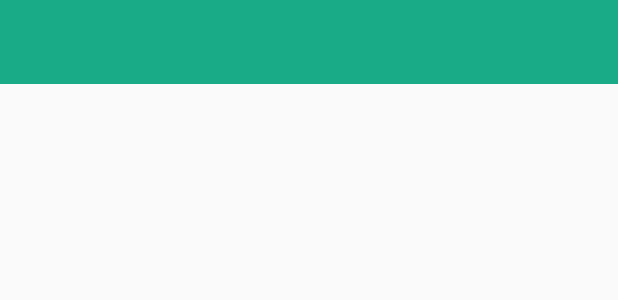
After one commit to Ucheobikingsley/Prototype, an Android app: the layout app_bar_layout.xml on its own in the app's theme, with its tools: preview values and no code run, on a phone screen of 412 x 824 dp. The commit adds this screen. Shown: the top 300 px of the screen. Run offline under Robolectric (Android 15) with nearby library versions, the phone set to English and light mode, and no system bars.

Commit message:
Toolbar and Viewpager added

```diff
--- a/app/build.gradle
+++ b/app/build.gradle
@@ -23,8 +23,10 @@ android {
 dependencies {
     implementation fileTree(dir: 'libs', include: ['*.jar'])
     implementation 'androidx.appcompat:appcompat:1.0.2'
+    implementation 'com.google.android.material:material:1.0.0'
     implementation 'androidx.constraintlayout:constraintlayout:1.1.3'
     implementation 'com.google.firebase:firebase-auth:16.0.5'
+    implementation 'androidx.legacy:legacy-support-v4:1.0.0'
     testImplementation 'junit:junit:4.12'
     androidTestImplementation 'androidx.test.ext:junit:1.1.0'
     androidTestImplementation 'androidx.test.espresso:espresso-core:3.1.1'
--- a/app/src/main/AndroidManifest.xml
+++ b/app/src/main/AndroidManifest.xml
@@ -9,6 +9,7 @@
         android:roundIcon="@mipmap/ic_launcher_round"
         android:supportsRtl="true"
         android:theme="@style/AppTheme">
+        <activity android:name=".RegistryActivity"></activity>
         <activity android:name=".MainActivity">
             <intent-filter>
                 <action android:name="android.intent.action.MAIN" />
--- /dev/null
+++ b/app/src/main/res/layout/app_bar_layout.xml
@@ -0,0 +1,9 @@
+<?xml version="1.0" encoding="utf-8"?>
+<androidx.appcompat.widget.Toolbar xmlns:android="http://schemas.android.com/apk/res/android"
+    android:layout_width="match_parent"
+    android:layout_height="wrap_content"
+    android:id="@+id/main_app_bar"
+    android:background="@color/gradientstart"
+    android:theme="@style/ThemeOverlay.AppCompat.Dark.ActionBar">
+
+</androidx.appcompat.widget.Toolbar>
--- a/app/src/main/res/values/colors.xml
+++ b/app/src/main/res/values/colors.xml
@@ -2,5 +2,6 @@
 <resources>
     <color name="colorPrimary">#008577</color>
     <color name="colorPrimaryDark">#00574B</color>
-    <color name="colorAccent">#D81B60</color>
+    <color name="colorAccent">#ffffff</color>
+    <color name="gradientstart">#19aa88</color>
 </resources>
--- a/app/src/main/res/values/strings.xml
+++ b/app/src/main/res/values/strings.xml
@@ -1,3 +1,6 @@
 <resources>
     <string name="app_name">ChatApp</string>
+
+    <!-- TODO: Remove or change this placeholder text -->
+    <string name="hello_blank_fragment">Hello blank fragment</string>
 </resources>
--- a/app/src/main/res/values/styles.xml
+++ b/app/src/main/res/values/styles.xml
@@ -1,7 +1,7 @@
 <resources>
 
     <!-- Base application theme. -->
-    <style name="AppTheme" parent="Theme.AppCompat.Light.DarkActionBar">
+    <style name="AppTheme" parent="Theme.AppCompat.Light.NoActionBar">
         <!-- Customize your theme here. -->
         <item name="colorPrimary">@color/colorPrimary</item>
         <item name="colorPrimaryDark">@color/colorPrimaryDark</item>
```
Also changed, not shown: app/src/main/java/com/example/chatapp/Fragment/ChatFragment.java (added, +32 -0 lines), app/src/main/java/com/example/chatapp/MainActivity.java (+15 -0 lines), app/src/main/java/com/example/chatapp/RegistryActivity.java (added, +14 -0 lines), app/src/main/res/layout/activity_main.xml (+34 -8 lines), app/src/main/res/layout/activity_registry.xml (added, +9 -0 lines), app/src/main/res/layout/fragment_chat.xml (added, +14 -0 lines).
